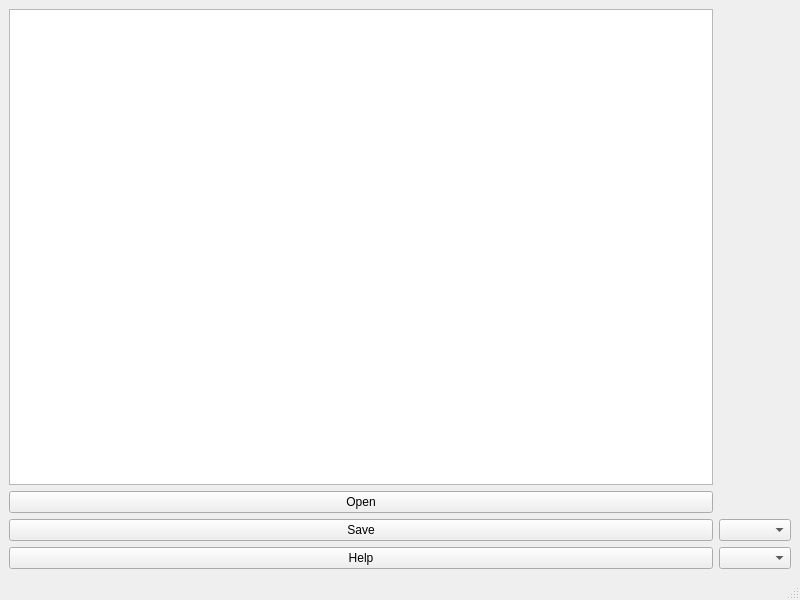
shedulervic/qt, file mainwindow.ui: the form before one commit.
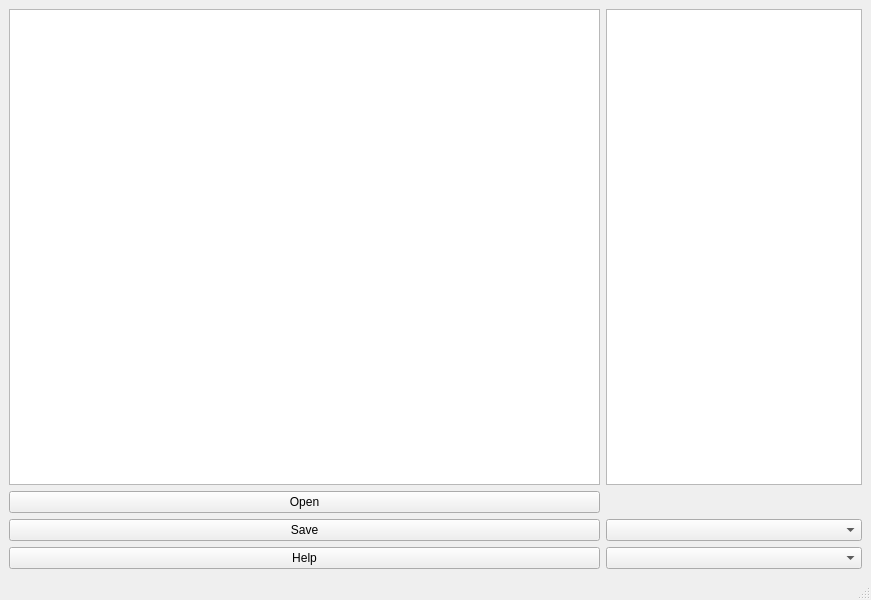
The form after the commit.

Patch:
```diff
--- a/mainwindow.ui
+++ b/mainwindow.ui
@@ -6,7 +6,7 @@
    <rect>
     <x>0</x>
     <y>0</y>
-    <width>800</width>
+    <width>871</width>
     <height>600</height>
    </rect>
   </property>
@@ -45,6 +45,16 @@
     <item row="5" column="1">
      <widget class="QComboBox" name="comboBox_lang"/>
     </item>
+    <item row="1" column="1">
+     <widget class="QListWidget" name="listWidget">
+      <property name="sizePolicy">
+       <sizepolicy hsizetype="Minimum" vsizetype="Expanding">
+        <horstretch>0</horstretch>
+        <verstretch>0</verstretch>
+       </sizepolicy>
+      </property>
+     </widget>
+    </item>
    </layout>
   </widget>
   <widget class="QMenuBar" name="menubar">
```
Left out of the diff: 2 changed lines with no effect on the pictures.
